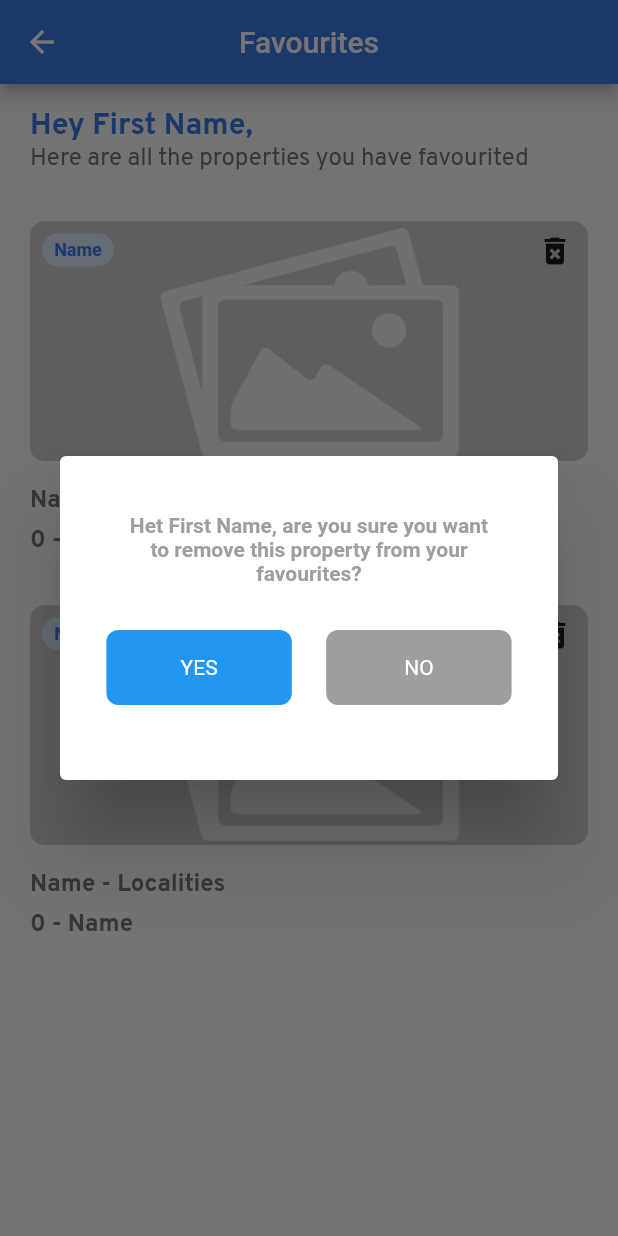
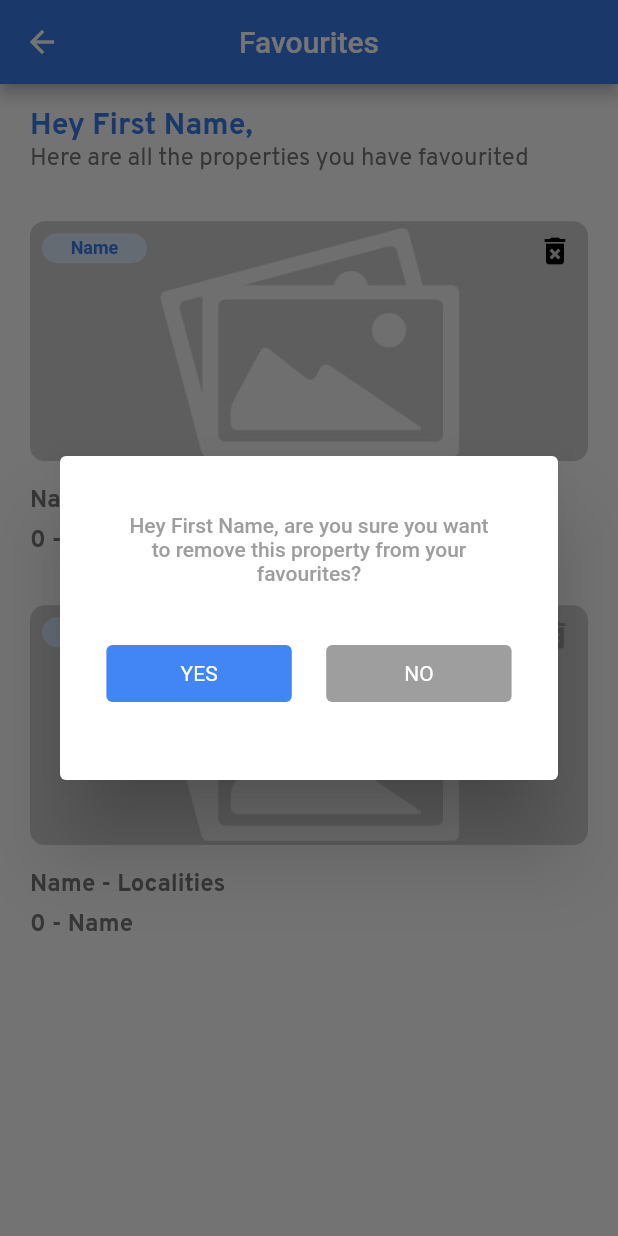
Before and after one commit to JyotBrainBinary/yitaku_new, a Flutter app: the FavoritesScreen screen opened directly, after a tap on the "delete forever" icon, on a phone screen of 412 x 824 dp. Run offline on Flutter 3.47's test engine with Material 2 defaults, Android fonts, the light colour scheme and no system bars; our stand-ins replace dropdown_button2, get, image_picker, readmore, shared_preferences; accounts and stored records are empty.

Commit message:
changes u

```diff
--- a/lib/screen/favorites/favorites_controller.dart
+++ b/lib/screen/favorites/favorites_controller.dart
@@ -1,5 +1,6 @@
 import 'package:flutter/material.dart';
 import 'package:get/get.dart';
+import 'package:yitaku/utils/colorRes.dart';
 
 class FavoritesController extends GetxController{
 
@@ -15,29 +16,29 @@ class FavoritesController extends GetxController{
                   child: Column(
                     children: [
                       SizedBox(height: 30,),
-                      SizedBox(width: Get.width * 0.60,child: Text("Het First Name, are you sure you want to remove this property from your favourites?",textAlign:TextAlign.center,style: TextStyle(color: Colors.grey,fontWeight: FontWeight.bold,fontSize: 14),)),
-                      SizedBox(height: 30,),
+                      SizedBox(width: Get.width * 0.60,child: Text("Hey First Name, are you sure you want to remove this property from your favourites?",textAlign:TextAlign.center,style: TextStyle(color: Colors.grey,fontWeight: FontWeight.w500,fontSize: 14),)),
+                      SizedBox(height: 40,),
                       Row(
                         mainAxisAlignment: MainAxisAlignment.center,
                         children: [
                           Spacer(),
                         Container(
-                          height: 50,
+                          height: 38,
                           width: Get.width * 0.30,
-                          decoration: BoxDecoration(color: Colors.blue,borderRadius: BorderRadius.all(Radius.circular(8))),
+                          decoration: BoxDecoration(color: ColorRes.buttonColor,borderRadius: BorderRadius.all(Radius.circular(4))),
                         child: Center(child: Text("YES",style: TextStyle(color: Colors.white),)),
                         ),
                           Spacer(),
                           Container(
-                            height: 50,
+                            height: 38,
                             width: Get.width * 0.30,
-                            decoration: BoxDecoration(color: Colors.grey,borderRadius: BorderRadius.all(Radius.circular(8))),
+                            decoration: BoxDecoration(color: Colors.grey,borderRadius: BorderRadius.all(Radius.circular(4))),
                             child: Center(child: Text("NO",style: TextStyle(color: Colors.white),)),
                           ),
                           Spacer(),
                       ],
                       ),
-                      SizedBox(height: 40,),
+                      SizedBox(height: 30,),
                     ],
                   ),
                 )
--- a/lib/screen/favorites/favorites_screen.dart
+++ b/lib/screen/favorites/favorites_screen.dart
@@ -79,8 +79,8 @@ class FavoritesScreen extends StatelessWidget {
                             CrossAxisAlignment.start,
                             children: [
                               Container(
-                                height: 22,
-                                width: 48,
+                                height: 20,
+                                width: 70,
                                 decoration: BoxDecoration(
                                   color: ColorRes.skyLight,
                                   borderRadius:
@@ -103,7 +103,7 @@ class FavoritesScreen extends StatelessWidget {
                                 },
                                 child: SizedBox(
                                   height: 18,
-                                    child: Icon(Icons.delete_forever,)),
+                                    child: Icon(Icons.delete_forever,color: index == 0 ? Colors.black:Colors.grey )),
                               ),
                             ],
                           ),
--- a/lib/utils/asset_res.dart
+++ b/lib/utils/asset_res.dart
@@ -66,6 +66,7 @@ class AssetRes {
   static const searchBottom = "${icons}searchBottom.png";
   static const favorites = "${icons}favorites.png";
   static const profile = "${icons}profile.png";
+  static const profile_Pic = "${icons}profile_pic.png";
   static const hart = "${icons}hart.png";
   static const msg = "${icons}msg.png";
 
```
Also changed, not shown: lib/screen/home_screen_two/home_screen_two.dart (+4 -4 lines), assets/images/profile.png (added), assets/images/profile_pic.png (added).
